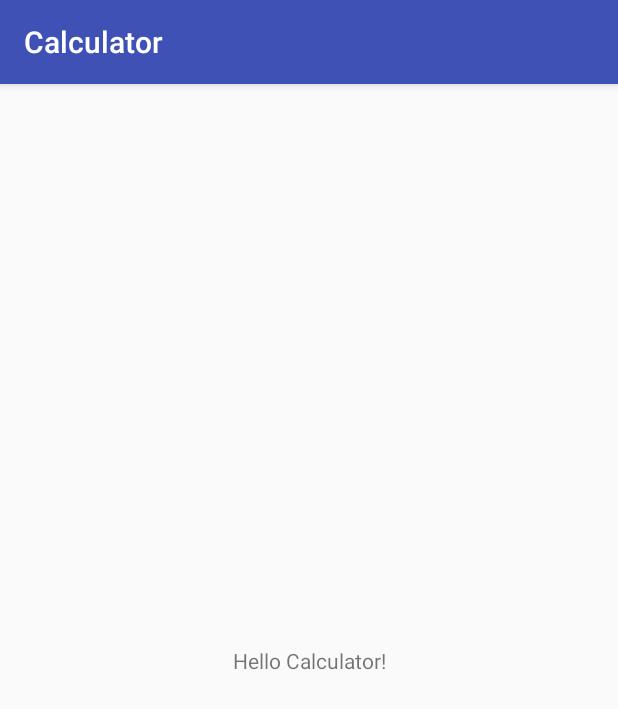
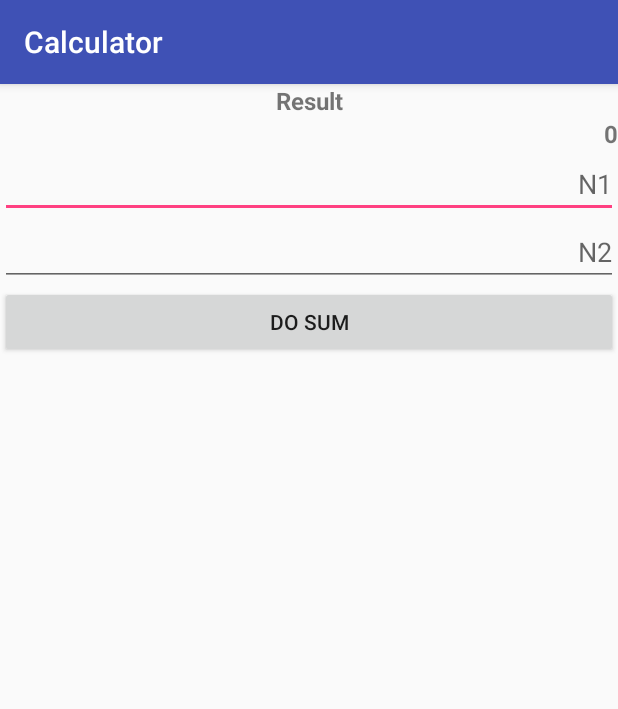
Before and after one commit to JuanMorenoDeveloper/talk-ude-testing-android, an Android app: the screen it shows after launch (MainActivity), on a phone screen of 412 x 824 dp. Shown: the top 709 px of the screen. Run offline under Robolectric (Android 15) with nearby library versions, the phone set to English and light mode, and no system bars.

Commit message:
Actualización de interfaz gráfica

```diff
--- a/app/src/main/res/layout/activity_main.xml
+++ b/app/src/main/res/layout/activity_main.xml
@@ -1,18 +1,51 @@
 <?xml version="1.0" encoding="utf-8"?>
-<android.support.constraint.ConstraintLayout xmlns:android="http://schemas.android.com/apk/res/android"
-    xmlns:app="http://schemas.android.com/apk/res-auto"
-    xmlns:tools="http://schemas.android.com/tools"
+<android.support.v7.widget.LinearLayoutCompat xmlns:android="http://schemas.android.com/apk/res/android"
+  xmlns:tools="http://schemas.android.com/tools"
+  android:layout_width="match_parent"
+  android:layout_height="match_parent"
+  tools:context=".MainActivity"
+  android:orientation="vertical">
+
+  <TextView
     android:layout_width="match_parent"
-    android:layout_height="match_parent"
-    tools:context=".MainActivity">
+    android:layout_height="wrap_content"
+    android:text="@string/tv_result"
+    android:textStyle="bold"
+    android:textSize="16sp"
+    android:textAlignment="center"
+    />
+  <TextView
+    android:id="@+id/tv_result"
+    android:layout_width="match_parent"
+    android:layout_height="wrap_content"
+    android:text="0"
+    android:textStyle="bold"
+    android:textSize="16sp"
+    android:textAlignment="textEnd"
+    />
+  <EditText
+    android:id="@+id/ed_n1"
+    android:layout_width="match_parent"
+    android:layout_height="wrap_content"
+    android:hint="@string/ed_n1"
+    android:inputType="number"
+    android:textAlignment="textEnd"
+    />
+  <EditText
+    android:id="@+id/ed_n2"
+    android:layout_width="match_parent"
+    android:layout_height="wrap_content"
+    android:hint="@string/ed_n2"
+    android:inputType="number"
+    android:textAlignment="textEnd"
+    />
 
-    <TextView
-        android:layout_width="wrap_content"
-        android:layout_height="wrap_content"
-        android:text="Hello Calculator!"
-        app:layout_constraintBottom_toBottomOf="parent"
-        app:layout_constraintLeft_toLeftOf="parent"
-        app:layout_constraintRight_toRightOf="parent"
-        app:layout_constraintTop_toTopOf="parent" />
+  <Button
+    android:id="@+id/btn_sum"
+    android:layout_width="match_parent"
+    android:layout_height="wrap_content"
+    android:text="@string/btn_sum"
+    android:textAlignment="center"
+    />
 
-</android.support.constraint.ConstraintLayout>
+</android.support.v7.widget.LinearLayoutCompat>
--- a/app/src/main/res/values/strings.xml
+++ b/app/src/main/res/values/strings.xml
@@ -1,3 +1,7 @@
 <resources>
-    <string name="app_name">Calculator</string>
+  <string name="app_name">Calculator</string>
+  <string name="tv_result">Result</string>
+  <string name="ed_n1">N1</string>
+  <string name="ed_n2">N2</string>
+  <string name="btn_sum">Do Sum</string>
 </resources>
```
Also changed, not shown: 1 other file.
